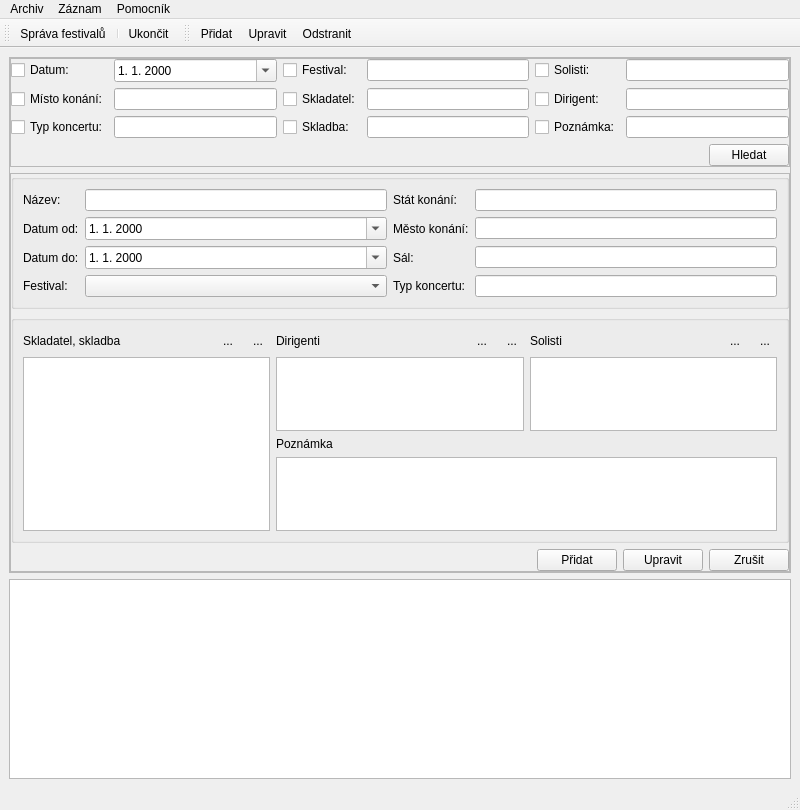
The window that mainform.ui (osense/fb-archive) describes before a commit, drawn with Qt 5.
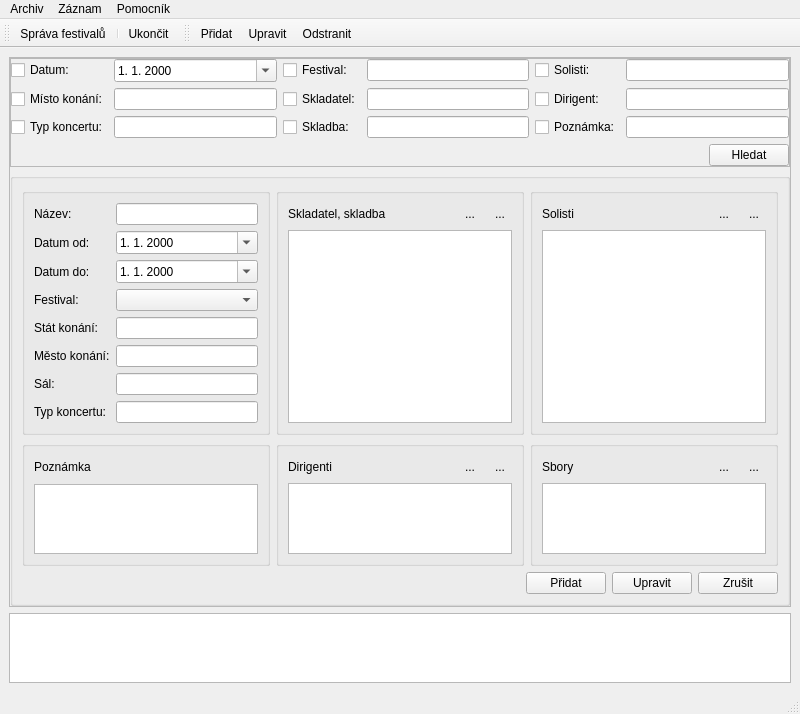
The same window after the commit. Icons and pictures are not drawn.

```diff
--- a/mainform.ui
+++ b/mainform.ui
@@ -7,7 +7,7 @@
     <x>0</x>
     <y>0</y>
     <width>800</width>
-    <height>810</height>
+    <height>701</height>
    </rect>
   </property>
   <property name="windowTitle">
@@ -198,32 +198,14 @@
         </widget>
        </item>
        <item row="1" column="0">
-        <widget class="QFrame" name="frame_edit">
-         <property name="frameShape">
-          <enum>QFrame::StyledPanel</enum>
-         </property>
-         <property name="frameShadow">
-          <enum>QFrame::Raised</enum>
-         </property>
-         <layout class="QGridLayout" name="gridLayout_11">
-          <property name="leftMargin">
-           <number>0</number>
-          </property>
-          <property name="topMargin">
-           <number>0</number>
-          </property>
-          <property name="rightMargin">
-           <number>0</number>
-          </property>
-          <property name="bottomMargin">
-           <number>0</number>
-          </property>
+        <widget class="QGroupBox" name="frame_edit">
+         <layout class="QGridLayout" name="gridLayout_7">
           <item row="0" column="0">
-           <widget class="QGroupBox" name="groupBox">
+           <widget class="QGroupBox" name="groupBox_2">
             <property name="title">
              <string/>
             </property>
-            <layout class="QGridLayout" name="gridLayout">
+            <layout class="QGridLayout" name="gridLayout_3">
              <item row="0" column="0">
               <widget class="QLabel" name="label_11">
                <property name="text">
@@ -234,16 +216,6 @@
              <item row="0" column="1">
               <widget class="QLineEdit" name="edit_name"/>
              </item>
-             <item row="0" column="2">
-              <widget class="QLabel" name="label_2">
-               <property name="text">
-                <string>Stát konání:</string>
-               </property>
-              </widget>
-             </item>
-             <item row="0" column="3">
-              <widget class="QLineEdit" name="edit_state"/>
-             </item>
              <item row="1" column="0">
               <widget class="QLabel" name="label">
                <property name="text">
@@ -261,16 +233,6 @@
                </property>
               </widget>
              </item>
-             <item row="1" column="2">
-              <widget class="QLabel" name="label_3">
-               <property name="text">
-                <string>Město konání:</string>
-               </property>
-              </widget>
-             </item>
-             <item row="1" column="3">
-              <widget class="QLineEdit" name="edit_city"/>
-             </item>
              <item row="2" column="0">
               <widget class="QLabel" name="label_12">
                <property name="text">
@@ -288,16 +250,6 @@
                </property>
               </widget>
              </item>
-             <item row="2" column="2">
-              <widget class="QLabel" name="label_5">
-               <property name="text">
-                <string>Sál:</string>
-               </property>
-              </widget>
-             </item>
-             <item row="2" column="3">
-              <widget class="QLineEdit" name="edit_hall"/>
-             </item>
              <item row="3" column="0">
               <widget class="QLabel" name="label_9">
                <property name="text">
@@ -308,14 +260,44 @@
              <item row="3" column="1">
               <widget class="QComboBox" name="cb_festival"/>
              </item>
-             <item row="3" column="2">
+             <item row="4" column="0">
+              <widget class="QLabel" name="label_2">
+               <property name="text">
+                <string>Stát konání:</string>
+               </property>
+              </widget>
+             </item>
+             <item row="4" column="1">
+              <widget class="QLineEdit" name="edit_state"/>
+             </item>
+             <item row="5" column="0">
+              <widget class="QLabel" name="label_3">
+               <property name="text">
+                <string>Město konání:</string>
+               </property>
+              </widget>
+             </item>
+             <item row="5" column="1">
+              <widget class="QLineEdit" name="edit_city"/>
+             </item>
+             <item row="6" column="0">
+              <widget class="QLabel" name="label_5">
+               <property name="text">
+                <string>Sál:</string>
+               </property>
+              </widget>
+             </item>
+             <item row="6" column="1">
+              <widget class="QLineEdit" name="edit_hall"/>
+             </item>
+             <item row="7" column="0">
               <widget class="QLabel" name="label_4">
                <property name="text">
                 <string>Typ koncertu:</string>
                </property>
               </widget>
              </item>
-             <item row="3" column="3">
+             <item row="7" column="1">
               <widget class="QLineEdit" name="edit_type"/>
              </item>
             </layout>
@@ -328,14 +310,15 @@
             <zorder>label_12</zorder>
            </widget>
           </item>
-          <item row="1" column="0">
-           <widget class="QGroupBox" name="groupBox_2">
+          <item row="0" column="1">
+           <widget class="QGroupBox" name="groupBox">
             <property name="title">
              <string/>
             </property>
-            <layout class="QGridLayout" name="gridLayout_10">
-             <item row="0" column="0" rowspan="2">
-              <layout class="QGridLayout" name="gridLayout_3">
+            <layout class="QGridLayout" name="gridLayout">
+             <item row="1" column="0" colspan="3">
+              <widget class="QListWidget" name="lw_edit_works"/>
+             </item>
                <item row="0" column="0">
                 <widget class="QLabel" name="label_6">
                  <property name="text">
@@ -371,56 +354,16 @@
                  </property>
                 </widget>
                </item>
-               <item row="1" column="0" colspan="3">
-                <widget class="QListWidget" name="lw_edit_works"/>
-               </item>
-              </layout>
-             </item>
-             <item row="0" column="1">
+            </layout>
+           </widget>
+          </item>
+          <item row="0" column="2">
+           <widget class="QGroupBox" name="groupBox_6">
+            <property name="title">
+             <string/>
+            </property>
               <layout class="QGridLayout" name="gridLayout_4">
                <item row="0" column="0">
-                <widget class="QLabel" name="label_7">
-                 <property name="text">
-                  <string>Dirigenti</string>
-                 </property>
-                </widget>
-               </item>
-               <item row="0" column="1">
-                <widget class="QToolButton" name="btn_dirigents_add">
-                 <property name="text">
-                  <string>...</string>
-                 </property>
-                 <property name="icon">
-                  <iconset resource="resource.qrc">
-                   <normaloff>:/icons/icons/Actions-list-add-icon.png</normaloff>:/icons/icons/Actions-list-add-icon.png</iconset>
-                 </property>
-                 <property name="autoRaise">
-                  <bool>true</bool>
-                 </property>
-                </widget>
-               </item>
-               <item row="0" column="2">
-                <widget class="QToolButton" name="btn_dirigents_remove">
-                 <property name="text">
-                  <string>...</string>
-                 </property>
-                 <property name="icon">
-                  <iconset resource="resource.qrc">
-                   <normaloff>:/icons/icons/Actions-list-remove-icon.png</normaloff>:/icons/icons/Actions-list-remove-icon.png</iconset>
-                 </property>
-                 <property name="autoRaise">
-                  <bool>true</bool>
-                 </property>
-                </widget>
-               </item>
-               <item row="1" column="0" colspan="3">
-                <widget class="QListWidget" name="lw_edit_dirigents"/>
-               </item>
-              </layout>
-             </item>
-             <item row="0" column="2">
-              <layout class="QGridLayout" name="gridLayout_6">
-               <item row="0" column="0">
                 <widget class="QLabel" name="label_10">
                  <property name="text">
                   <string>Solisti</string>
@@ -459,25 +402,128 @@
                 <widget class="QListWidget" name="lw_edit_soloists"/>
                </item>
               </layout>
-             </item>
-             <item row="1" column="1" colspan="2">
-              <layout class="QVBoxLayout" name="verticalLayout_3">
-               <item>
+           </widget>
+          </item>
+          <item row="1" column="0">
+           <widget class="QGroupBox" name="groupBox_3">
+            <property name="title">
+             <string/>
+            </property>
+            <layout class="QGridLayout" name="gridLayout_6">
+             <item row="0" column="0">
                 <widget class="QLabel" name="label_8">
+               <property name="minimumSize">
+                <size>
+                 <width>0</width>
+                 <height>22</height>
+                </size>
+               </property>
                  <property name="text">
                   <string>Poznámka</string>
                  </property>
                 </widget>
                </item>
-               <item>
+             <item row="1" column="0">
                 <widget class="QTextEdit" name="edit_note"/>
                </item>
               </layout>
-             </item>
+           </widget>
+          </item>
+          <item row="1" column="1">
+           <widget class="QGroupBox" name="groupBox_4">
+            <property name="title">
+             <string/>
+            </property>
+            <layout class="QGridLayout" name="gridLayout_8">
+             <item row="0" column="0">
+              <widget class="QLabel" name="label_7">
+               <property name="text">
+                <string>Dirigenti</string>
+               </property>
+              </widget>
+             </item>
+             <item row="0" column="1">
+              <widget class="QToolButton" name="btn_dirigents_add">
+               <property name="text">
+                <string>...</string>
+               </property>
+               <property name="icon">
+                <iconset resource="resource.qrc">
+                 <normaloff>:/icons/icons/Actions-list-add-icon.png</normaloff>:/icons/icons/Actions-list-add-icon.png</iconset>
+               </property>
+               <property name="autoRaise">
+                <bool>true</bool>
+               </property>
+              </widget>
+             </item>
+             <item row="0" column="2">
+              <widget class="QToolButton" name="btn_dirigents_remove">
+               <property name="text">
+                <string>...</string>
+               </property>
+               <property name="icon">
+                <iconset resource="resource.qrc">
+                 <normaloff>:/icons/icons/Actions-list-remove-icon.png</normaloff>:/icons/icons/Actions-list-remove-icon.png</iconset>
+               </property>
+               <property name="autoRaise">
+                <bool>true</bool>
+               </property>
+              </widget>
+             </item>
+             <item row="1" column="0" colspan="3">
+              <widget class="QListWidget" name="lw_edit_dirigents"/>
+             </item>
             </layout>
            </widget>
           </item>
-          <item row="2" column="0">
+          <item row="1" column="2">
+           <widget class="QGroupBox" name="groupBox_5">
+            <property name="title">
+             <string/>
+            </property>
+            <layout class="QGridLayout" name="gridLayout_5">
+             <item row="0" column="0">
+              <widget class="QLabel" name="label_13">
+               <property name="text">
+                <string>Sbory</string>
+               </property>
+              </widget>
+             </item>
+             <item row="0" column="1">
+              <widget class="QToolButton" name="btn_choirs_add">
+               <property name="text">
+                <string>...</string>
+               </property>
+               <property name="icon">
+                <iconset resource="resource.qrc">
+                 <normaloff>:/icons/icons/Actions-list-add-icon.png</normaloff>:/icons/icons/Actions-list-add-icon.png</iconset>
+               </property>
+               <property name="autoRaise">
+                <bool>true</bool>
+               </property>
+              </widget>
+             </item>
+             <item row="0" column="2">
+              <widget class="QToolButton" name="btn_choirs_remove">
+               <property name="text">
+                <string>...</string>
+               </property>
+               <property name="icon">
+                <iconset resource="resource.qrc">
+                 <normaloff>:/icons/icons/Actions-list-remove-icon.png</normaloff>:/icons/icons/Actions-list-remove-icon.png</iconset>
+               </property>
+               <property name="autoRaise">
+                <bool>true</bool>
+               </property>
+              </widget>
+             </item>
+             <item row="1" column="0" colspan="3">
+              <widget class="QListWidget" name="lw_edit_choirs"/>
+             </item>
+            </layout>
+           </widget>
+          </item>
+          <item row="2" column="0" colspan="3">
            <layout class="QHBoxLayout" name="horizontalLayout">
             <item>
              <spacer name="horizontalSpacer">
@@ -555,12 +601,6 @@
     </item>
     <item row="1" column="0">
      <widget class="QTableView" name="tableView">
-      <property name="minimumSize">
-       <size>
-        <width>0</width>
-        <height>200</height>
-       </size>
-      </property>
       <property name="editTriggers">
        <set>QAbstractItemView::NoEditTriggers</set>
       </property>
```
Left out of the diff: 55 changed lines with no effect on the pictures. Lines whose indentation alone changed are shown as unchanged.
